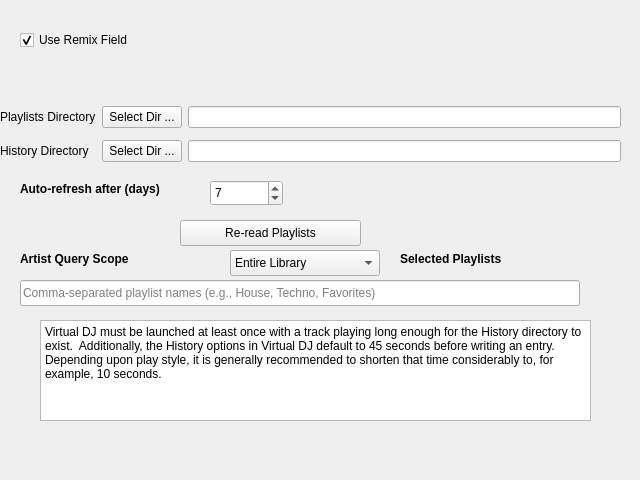
Above: nowplaying/resources/ui/inputs_virtualdj.ui from whatsnowplaying/whats-now-playing before the change. Below: the same form after it.
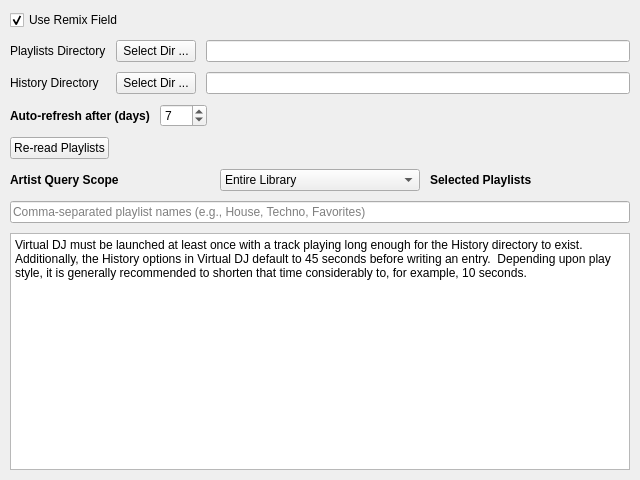
That is the form after the change.

Diff of the .ui file:
```diff
--- a/nowplaying/resources/ui/inputs_virtualdj.ui
+++ b/nowplaying/resources/ui/inputs_virtualdj.ui
@@ -13,33 +13,25 @@
   <property name="windowTitle">
    <string>Virtual DJ</string>
   </property>
-  <widget class="QWidget" name="horizontalLayoutWidget">
-   <property name="geometry">
-    <rect>
-     <x>0</x>
-     <y>100</y>
-     <width>621</width>
-     <height>68</height>
-    </rect>
+  <layout class="QVBoxLayout" name="main_layout">
+   <property name="margin">
+    <number>10</number>
    </property>
+   <property name="spacing">
+    <number>10</number>
+   </property>
+   <item>
+    <widget class="QCheckBox" name="remix_checkbox">
+     <property name="text">
+      <string>Use Remix Field</string>
+     </property>
+     <property name="checked">
+      <bool>true</bool>
+     </property>
+    </widget>
+   </item>
+   <item>
    <layout class="QGridLayout" name="gridLayout">
-    <item row="1" column="1">
-     <widget class="QPushButton" name="historydir_button">
-      <property name="text">
-       <string>Select Dir ...</string>
-      </property>
-     </widget>
-    </item>
-    <item row="1" column="2">
-     <widget class="QLineEdit" name="historydir_lineedit"/>
-    </item>
-    <item row="1" column="0">
-     <widget class="QLabel" name="historydir_label">
-      <property name="text">
-       <string>History Directory</string>
-      </property>
-     </widget>
-    </item>
     <item row="0" column="0">
      <widget class="QLabel" name="playlistdir_label">
       <property name="text">
@@ -57,17 +49,95 @@
     <item row="0" column="2">
      <widget class="QLineEdit" name="playlistdir_lineedit"/>
     </item>
-   </layout>
-  </widget>
+     <item row="1" column="0">
+      <widget class="QLabel" name="historydir_label">
+       <property name="text">
+        <string>History Directory</string>
+       </property>
+      </widget>
+     </item>
+     <item row="1" column="1">
+      <widget class="QPushButton" name="historydir_button">
+       <property name="text">
+        <string>Select Dir ...</string>
+       </property>
+      </widget>
+     </item>
+     <item row="1" column="2">
+      <widget class="QLineEdit" name="historydir_lineedit"/>
+     </item>
+    </layout>
+   </item>
+   <item>
+    <layout class="QHBoxLayout" name="max_age_layout">
+     <item>
+      <widget class="QLabel" name="max_age_label">
+       <property name="font">
+        <font>
+         <bold>true</bold>
+        </font>
+       </property>
+       <property name="text">
+        <string>Auto-refresh after (days)</string>
+       </property>
+      </widget>
+     </item>
+     <item>
+      <widget class="QSpinBox" name="virtualdj_max_age_spinbox">
+       <property name="minimum">
+        <number>1</number>
+       </property>
+       <property name="maximum">
+        <number>365</number>
+       </property>
+       <property name="value">
+        <number>7</number>
+       </property>
+      </widget>
+     </item>
+     <item>
+      <spacer>
+       <property name="orientation">
+        <enum>Qt::Horizontal</enum>
+       </property>
+       <property name="sizeHint" stdset="0">
+        <size>
+         <width>40</width>
+         <height>20</height>
+        </size>
+       </property>
+      </spacer>
+     </item>
+    </layout>
+   </item>
+   <item>
+    <layout class="QHBoxLayout" name="reread_layout">
+     <item>
+      <widget class="QPushButton" name="playlist_reread_button">
+       <property name="text">
+        <string>Re-read Playlists</string>
+       </property>
+      </widget>
+     </item>
+     <item>
+      <spacer>
+       <property name="orientation">
+        <enum>Qt::Horizontal</enum>
+       </property>
+       <property name="sizeHint" stdset="0">
+        <size>
+         <width>40</width>
+         <height>20</height>
+        </size>
+       </property>
+      </spacer>
+     </item>
+    </layout>
+   </item>
+   <item>
+    <layout class="QHBoxLayout" name="artist_query_layout">
+     <item>
   <widget class="QLabel" name="artist_query_label">
-   <property name="geometry">
-    <rect>
-     <x>20</x>
-     <y>250</y>
-     <width>200</width>
-     <height>18</height>
-    </rect>
-   </property>
    <property name="font">
     <font>
      <bold>true</bold>
@@ -77,15 +147,9 @@
     <string>Artist Query Scope</string>
    </property>
   </widget>
+     </item>
+     <item>
   <widget class="QComboBox" name="virtualdj_artist_scope_combo">
-   <property name="geometry">
-    <rect>
-     <x>230</x>
-     <y>250</y>
-     <width>150</width>
-     <height>26</height>
-    </rect>
-   </property>
    <item>
     <property name="text">
      <string>Entire Library</string>
@@ -97,15 +161,9 @@
     </property>
    </item>
   </widget>
+     </item>
+     <item>
   <widget class="QLabel" name="playlists_label">
-   <property name="geometry">
-    <rect>
-     <x>400</x>
-     <y>250</y>
-     <width>200</width>
-     <height>18</height>
-    </rect>
-   </property>
    <property name="font">
     <font>
      <bold>true</bold>
@@ -115,27 +173,23 @@
     <string>Selected Playlists</string>
    </property>
   </widget>
+     </item>
+    </layout>
+   </item>
+   <item>
   <widget class="QLineEdit" name="virtualdj_playlists_lineedit">
-   <property name="geometry">
-    <rect>
-     <x>20</x>
-     <y>280</y>
-     <width>560</width>
-     <height>26</height>
-    </rect>
-   </property>
    <property name="placeholderText">
     <string>Comma-separated playlist names (e.g., House, Techno, Favorites)</string>
    </property>
   </widget>
+   </item>
+   <item>
   <widget class="QTextBrowser" name="info_text">
-   <property name="geometry">
-    <rect>
-     <x>40</x>
-     <y>320</y>
-     <width>551</width>
-     <height>101</height>
-    </rect>
+     <property name="sizePolicy">
+      <sizepolicy hsizetype="Expanding" vsizetype="Expanding">
+       <horstretch>0</horstretch>
+       <verstretch>1</verstretch>
+      </sizepolicy>
    </property>
    <property name="html">
     <string>&lt;!DOCTYPE HTML PUBLIC &quot;-//W3C//DTD HTML 4.0//EN&quot; &quot;http://www.w3.org/TR/REC-html40/strict.dtd&quot;&gt;
@@ -148,72 +202,8 @@
 &lt;p style=&quot;margin-top:0px; margin-bottom:0px; margin-left:0px; margin-right:0px; -qt-block-indent:0; text-indent:0px&quot;&gt;Virtual DJ must be launched at least once with a track playing long enough for the History directory to exist.  Additionally, the History options in Virtual DJ default to 45 seconds before writing an entry.  Depending upon play style, it is generally recommended to shorten that time considerably to, for example, 10 seconds.&lt;/p&gt;&lt;/body&gt;&lt;/html&gt;</string>
    </property>
   </widget>
-  <widget class="QLabel" name="max_age_label">
-   <property name="geometry">
-    <rect>
-     <x>20</x>
-     <y>180</y>
-     <width>180</width>
-     <height>18</height>
-    </rect>
-   </property>
-   <property name="font">
-    <font>
-     <bold>true</bold>
-    </font>
-   </property>
-   <property name="text">
-    <string>Auto-refresh after (days)</string>
-   </property>
-  </widget>
-  <widget class="QSpinBox" name="virtualdj_max_age_spinbox">
-   <property name="geometry">
-    <rect>
-     <x>210</x>
-     <y>180</y>
-     <width>73</width>
-     <height>26</height>
-    </rect>
-   </property>
-   <property name="minimum">
-    <number>1</number>
-   </property>
-   <property name="maximum">
-    <number>365</number>
-   </property>
-   <property name="value">
-    <number>7</number>
-   </property>
-  </widget>
-  <widget class="QPushButton" name="playlist_reread_button">
-   <property name="geometry">
-    <rect>
-     <x>180</x>
-     <y>220</y>
-     <width>181</width>
-     <height>26</height>
-    </rect>
-   </property>
-   <property name="text">
-    <string>Re-read Playlists</string>
-   </property>
-  </widget>
-  <widget class="QCheckBox" name="remix_checkbox">
-   <property name="geometry">
-    <rect>
-     <x>20</x>
-     <y>30</y>
-     <width>131</width>
-     <height>20</height>
-    </rect>
-   </property>
-   <property name="text">
-    <string>Use Remix Field</string>
-   </property>
-   <property name="checked">
-    <bool>true</bool>
-   </property>
-  </widget>
+   </item>
+  </layout>
  </widget>
  <resources/>
  <connections/>
```
Lines whose indentation alone changed are shown as unchanged.
